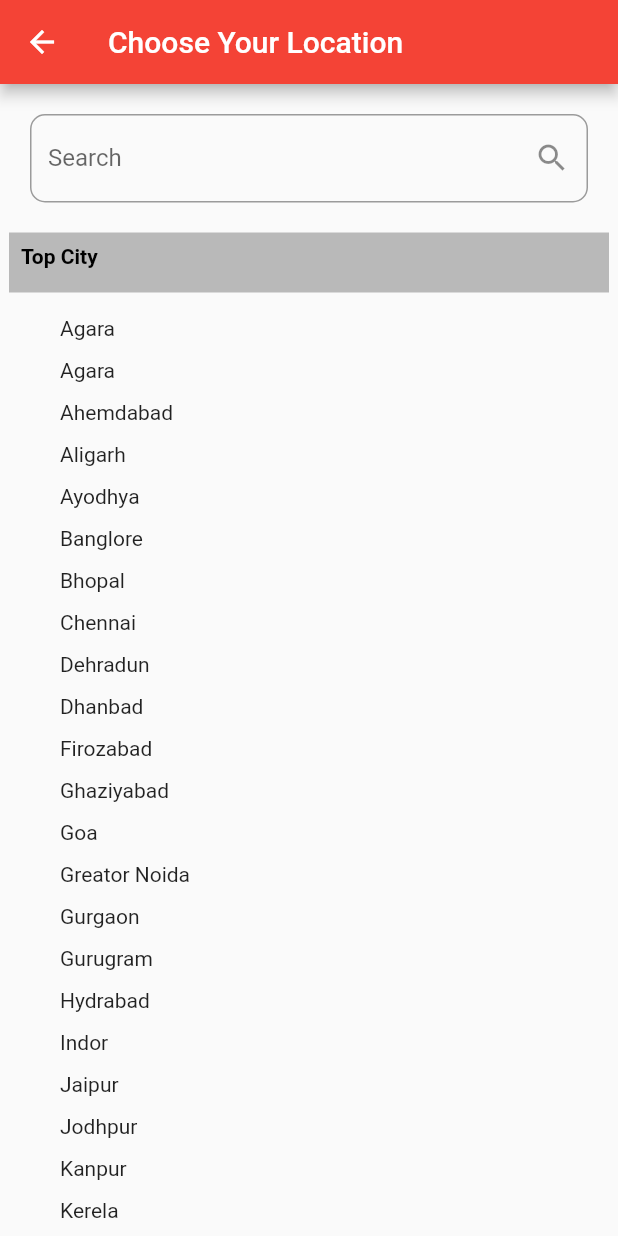
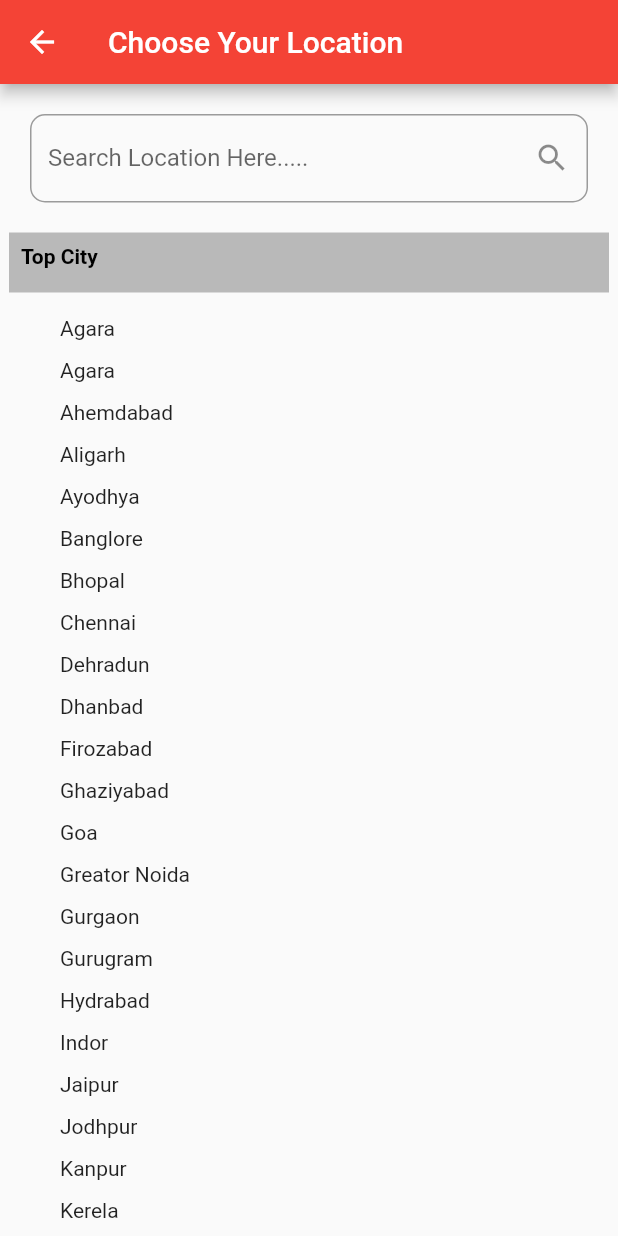
Before and after one commit to priyanshutaru/travel_ui, a Flutter app: the AppBarLocation screen opened directly, on a phone screen of 412 x 824 dp. Run offline on Flutter 3.47's test engine with Material 2 defaults, Android fonts, the phone set to English and light mode, and no system bars; our stand-ins replace dotted_line; network calls fail.

Commit message:
lastoneofday8

```diff
--- a/lib/VendorPages/band.dart
+++ b/lib/VendorPages/band.dart
@@ -31,7 +31,7 @@ class _DrawerVendorVenueState extends State<DrawerVendorBand> {
                 child: TextFormField(
                   keyboardType: TextInputType.text,
                   decoration: InputDecoration(
-                    labelText: 'Search',
+                    labelText: 'Search Band Here......',
                     suffixIcon: Icon(Icons.search),
                     border: OutlineInputBorder(
                       borderRadius: BorderRadius.circular(20),
--- a/lib/VendorPages/catering.dart
+++ b/lib/VendorPages/catering.dart
@@ -31,7 +31,7 @@ class _DrawerVendorVenueState extends State<DrawerVendorCatring> {
                 child: TextFormField(
                   keyboardType: TextInputType.text,
                   decoration: InputDecoration(
-                    labelText: 'Search',
+                    labelText: 'Search Catering Here....',
                     suffixIcon: Icon(Icons.search),
                     border: OutlineInputBorder(
                       borderRadius: BorderRadius.circular(20),
--- a/lib/VendorPages/choreography.dart
+++ b/lib/VendorPages/choreography.dart
@@ -31,7 +31,7 @@ class _DrawerVendorVenueState extends State<DrawerVendorChoreography> {
                 child: TextFormField(
                   keyboardType: TextInputType.text,
                   decoration: InputDecoration(
-                    labelText: 'Search',
+                    labelText: 'Search Choreography Here....',
                     suffixIcon: Icon(Icons.search),
                     border: OutlineInputBorder(
                       borderRadius: BorderRadius.circular(20),
--- a/lib/VendorPages/cinematography.dart
+++ b/lib/VendorPages/cinematography.dart
@@ -31,7 +31,7 @@ class _DrawerVendorVenueState extends State<DrawerVendorCinematography> {
                 child: TextFormField(
                   keyboardType: TextInputType.text,
                   decoration: InputDecoration(
-                    labelText: 'Search',
+                    labelText: 'Search Cinematography Here.....',
                     suffixIcon: Icon(Icons.search),
                     border: OutlineInputBorder(
                       borderRadius: BorderRadius.circular(20),
--- a/lib/VendorPages/dj.dart
+++ b/lib/VendorPages/dj.dart
@@ -31,7 +31,7 @@ class _DrawerVendorVenueState extends State<DrawerVendorDj> {
                 child: TextFormField(
                   keyboardType: TextInputType.text,
                   decoration: InputDecoration(
-                    labelText: 'Search',
+                    labelText: 'Search Dj Here.....',
                     suffixIcon: Icon(Icons.search),
                     border: OutlineInputBorder(
                       borderRadius: BorderRadius.circular(20),
--- a/lib/VendorPages/makeup.dart
+++ b/lib/VendorPages/makeup.dart
@@ -31,7 +31,7 @@ class _DrawerVendorVenueState extends State<DrawerVendorMakup> {
                 child: TextFormField(
                   keyboardType: TextInputType.text,
                   decoration: InputDecoration(
-                    labelText: 'Search',
+                    labelText: 'Search Make-up Here.....',
                     suffixIcon: Icon(Icons.search),
                     border: OutlineInputBorder(
                       borderRadius: BorderRadius.circular(20),
--- a/lib/VendorPages/mehandi.dart
+++ b/lib/VendorPages/mehandi.dart
@@ -31,7 +31,7 @@ class _DrawerVendorVenueState extends State<DrawerVendorMahandi> {
                 child: TextFormField(
                   keyboardType: TextInputType.text,
                   decoration: InputDecoration(
-                    labelText: 'Search',
+                    labelText: 'Search Mehandi Here.....',
                     suffixIcon: Icon(Icons.search),
                     border: OutlineInputBorder(
                       borderRadius: BorderRadius.circular(20),
--- a/lib/VendorPages/photographer.dart
+++ b/lib/VendorPages/photographer.dart
@@ -31,7 +31,7 @@ class _DrawerVendorVenueState extends State<DrawerVendorPhotographer> {
                 child: TextFormField(
                   keyboardType: TextInputType.text,
                   decoration: InputDecoration(
-                    labelText: 'Search',
+                    labelText: 'Search Photographer Here.....',
                     suffixIcon: Icon(Icons.search),
                     border: OutlineInputBorder(
                       borderRadius: BorderRadius.circular(20),
--- a/lib/VendorPages/venue.dart
+++ b/lib/VendorPages/venue.dart
@@ -32,7 +32,7 @@ class _DrawerVendorVenueState extends State<DrawerVendorVenue> {
                 child: TextFormField(
                   keyboardType: TextInputType.text,
                   decoration: InputDecoration(
-                    labelText: 'Search',
+                    labelText: 'Search Venue Here.....',
                     suffixIcon: Icon(Icons.search),
                     border: OutlineInputBorder(
                       borderRadius: BorderRadius.circular(20),
--- a/lib/VendorPages/weddingplanner.dart
+++ b/lib/VendorPages/weddingplanner.dart
@@ -31,7 +31,7 @@ class _DrawerVendorVenueState extends State<DrawerVendorPlanner> {
                 child: TextFormField(
                   keyboardType: TextInputType.text,
                   decoration: InputDecoration(
-                    labelText: 'Search',
+                    labelText: 'Search Wedding Planner Here.....',
                     suffixIcon: Icon(Icons.search),
                     border: OutlineInputBorder(
                       borderRadius: BorderRadius.circular(20),
--- a/lib/location.dart
+++ b/lib/location.dart
@@ -25,7 +25,7 @@ class _AppBarLocationState extends State<AppBarLocation> {
               child: TextFormField(
                 keyboardType: TextInputType.text,
                 decoration: InputDecoration(
-                  labelText: 'Search',
+                  labelText: 'Search Location Here.....',
                   suffixIcon: Icon(Icons.search),
                   border: OutlineInputBorder(
                     borderRadius: BorderRadius.circular(10),
```
